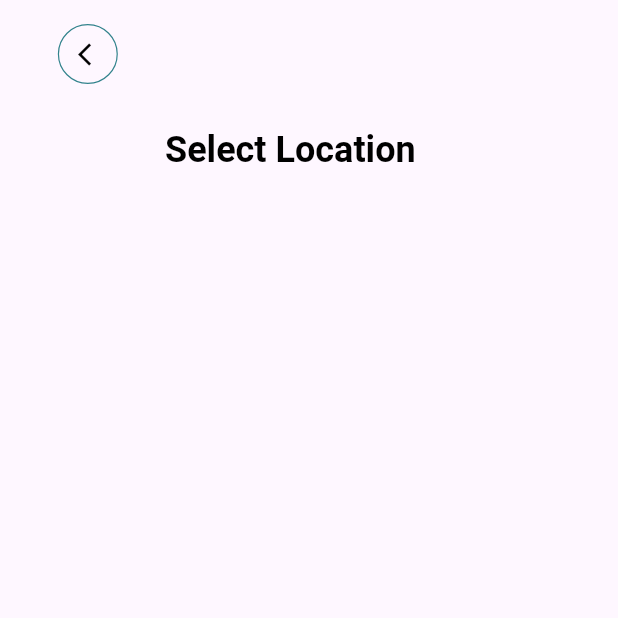
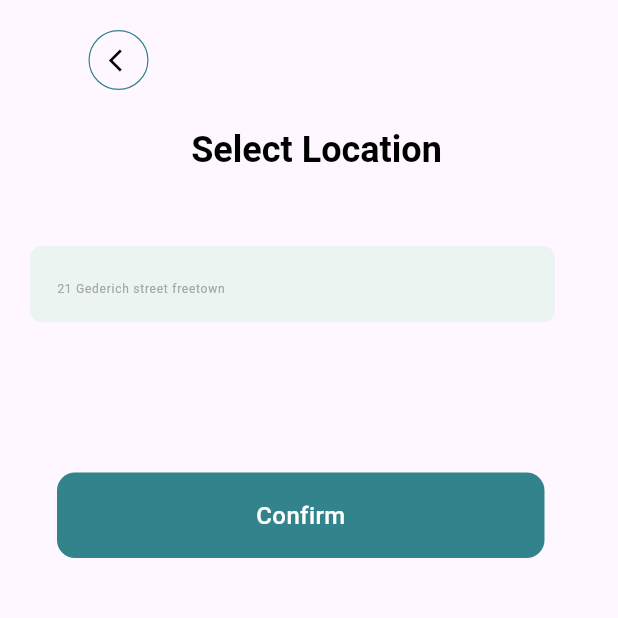
Before and after one commit to yazidtajudeen/Ityaa, a Flutter app: the screen it shows after launch, on a phone screen of 412 x 824 dp, the top half of it. Run offline on Flutter 3.47's test engine with Material 3 defaults, Android fonts, the phone set to English and light mode, and no system bars; our stand-ins replace geolocator, google_fonts, supabase_flutter; accounts and stored records are empty.

Commit message:
added an input box for user to enter their location manually

```diff
--- /dev/null
+++ b/lib/Components/Button.dart
@@ -0,0 +1,64 @@
+import 'package:flutter/material.dart';
+import 'package:food/themes/colors.dart';
+
+class CustomButton extends StatelessWidget {
+  final String text;
+  final VoidCallback onPressed;
+  final Color color;
+  final Color textColor;
+  final double borderRadius;
+  final double width;
+  final double height;
+  final IconData? icon;
+
+  const CustomButton({
+    super.key,
+    required this.text,
+    required this.onPressed,
+    this.color = AppColors.navyBlue,
+    this.textColor = Colors.white,
+    this.borderRadius = 12,
+    this.width = 325,
+    this.height = 57,
+    this.icon,
+  });
+
+  @override
+  Widget build(BuildContext context) {
+    return GestureDetector(
+      onTap: onPressed,
+      child: Container(
+        width: width,
+        height: height,
+        decoration: BoxDecoration(
+          color: color,
+          borderRadius: BorderRadius.circular(borderRadius),
+        ),
+        child: Stack(
+          children: [
+            Center(
+              child: Text(
+                text,
+                style: TextStyle(
+                  color: textColor,
+                  fontSize: 16,
+                  fontWeight: FontWeight.w500,
+                ),
+              ),
+            ),
+            if (icon != null)
+              Positioned(
+                right: 20,
+                top: 16,
+                child: Icon(
+                  icon,
+                  color: textColor,
+                  size: 24,
+                ),
+              ),
+          ],
+        ),
+      ),
+    );
+  }
+}
--- /dev/null
+++ b/lib/Components/CustomTextField.dart
@@ -0,0 +1,70 @@
+// ignore_for_file: file_names
+
+import 'package:flutter/material.dart';
+import 'package:food/themes/colors.dart';
+
+class CustomTextField extends StatefulWidget {
+  final String hintText;
+  final TextEditingController? controller;
+
+  const CustomTextField({
+    required this.hintText,
+    this.controller,
+    super.key,
+  });
+
+  @override
+  State<CustomTextField> createState() => _CustomTextFieldState();
+}
+
+class _CustomTextFieldState extends State<CustomTextField> {
+  final FocusNode _focusNode = FocusNode();
+  late Color _borderColor;
+
+  @override
+  void initState() {
+    super.initState();
+    _borderColor = const Color(0xFFEBF4F1);
+    _focusNode.addListener(_updateBorderColor);
+  }
+
+  @override
+  void dispose() {
+    _focusNode.removeListener(_updateBorderColor);
+    _focusNode.dispose();
+    super.dispose();
+  }
+
+  void _updateBorderColor() {
+    setState(() {
+      _borderColor = _focusNode.hasFocus
+          ? const Color(0xFF32838C)
+          : const Color(0xFFEBF4F1);
+    });
+  }
+
+  @override
+  Widget build(BuildContext context) {
+    return Container(
+      width: 350,
+      height: 51,
+      decoration: BoxDecoration(
+        color: const Color(0xFFEBF4F1),
+        borderRadius: BorderRadius.circular(8),
+        border: Border.all(color: _borderColor, width: 2),
+      ),
+      child: TextField(
+        focusNode: _focusNode,
+        controller: widget.controller,
+        decoration: InputDecoration(
+          hintText: widget.hintText,
+          hintStyle:
+              const TextStyle(color: AppColors.lightGrayText, fontSize: 8),
+          border: InputBorder.none,
+          contentPadding: const EdgeInsets.symmetric(horizontal: 16),
+        ),
+        style: const TextStyle(fontSize: 14),
+      ),
+    );
+  }
+}
--- a/lib/Presentation/views/SelectLocation.dart
+++ b/lib/Presentation/views/SelectLocation.dart
@@ -1,5 +1,8 @@
 import 'package:flutter/material.dart';
+import 'package:food/Components/CustomTextField.dart';
+import 'package:food/Presentation/views/Onboardingtwo.dart';
 import 'package:food/themes/colors.dart';
+import 'package:food/Components/Button.dart';
 
 class SelectLocation extends StatefulWidget {
   const SelectLocation({super.key});
@@ -20,13 +23,13 @@ class _SelectLocationState extends State<SelectLocation> {
               height: 8,
             ),
             Padding(
-              padding: EdgeInsets.fromLTRB(0, 8, 160, 0),
+              padding: EdgeInsets.fromLTRB(0, 12, 212, 0),
               child: GestureDetector(
                 onTap: () {
                   Navigator.pushReplacement(
                       context,
                       MaterialPageRoute(
-                          builder: (context) => const SelectLocation()));
+                          builder: (context) => const Onboardingtwo()));
                 },
                 child: Container(
                   width: 40,
@@ -51,7 +54,7 @@ class _SelectLocationState extends State<SelectLocation> {
               ),
             ),
             Padding(
-              padding: EdgeInsets.fromLTRB(110, 30, 0, 0),
+              padding: EdgeInsets.fromLTRB(52, 26, 0, 0),
               child: RichText(
                 textAlign: TextAlign.center,
                 text: TextSpan(
@@ -64,6 +67,23 @@ class _SelectLocationState extends State<SelectLocation> {
                 ),
               ),
             ),
+            SizedBox(
+              height: 20,
+            ),
+            SizedBox(
+              height: 30,
+            ),
+            Padding(
+              padding: EdgeInsets.fromLTRB(20, 0, 0, 0),
+              child: CustomTextField(hintText: '21 Gederich street freetown '),
+            ),
+            Padding(
+              padding: EdgeInsets.fromLTRB(31, 100, 0, 0),
+              child: CustomButton(
+                text: 'Confirm',
+                onPressed: () {},
+              ),
+            ),
           ],
         ),
       ),
```
Also changed, not shown: 3 other files.
